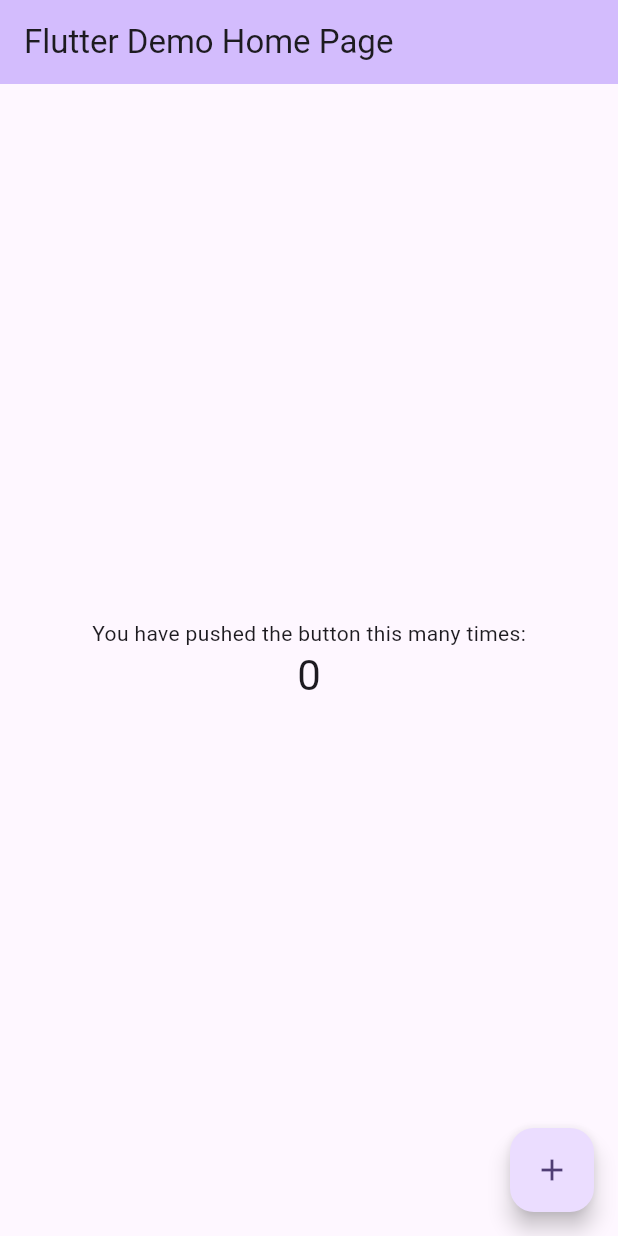
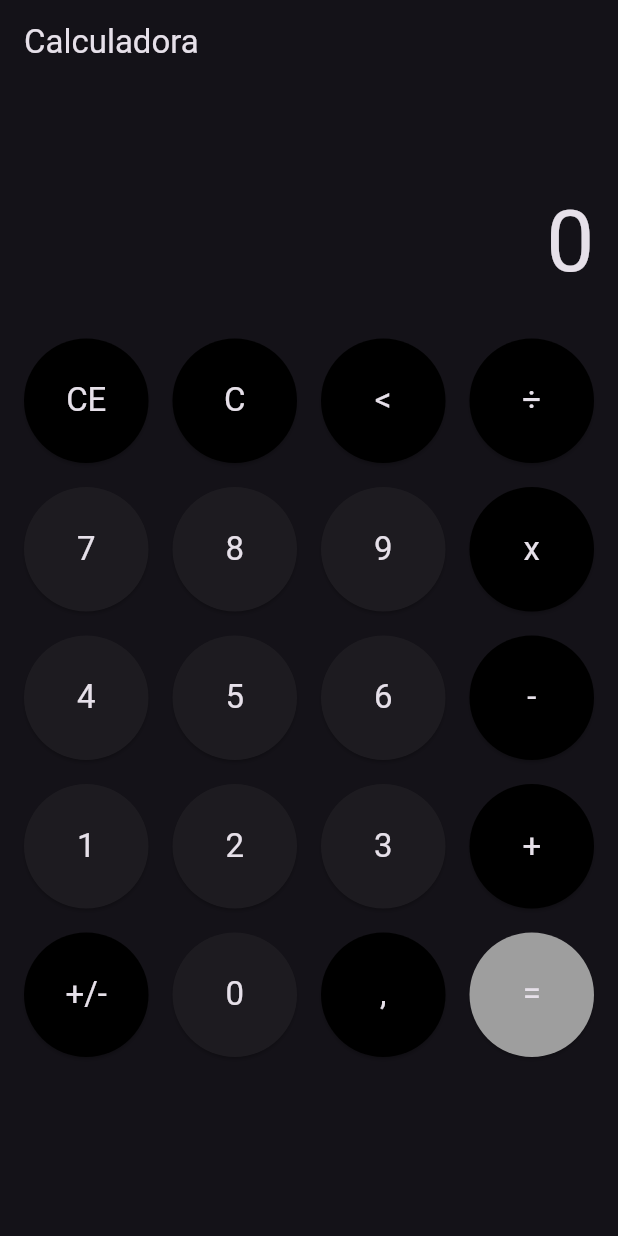
Before and after one commit to gustavofagundespaixao/calculadora, a Flutter app: the screen it shows after launch, on a phone screen of 412 x 824 dp. Run offline on Flutter 3.47's test engine with Material 2 defaults, Android fonts, the phone set to English and light mode, and no system bars; missing offline and left inert: function_tree.

Commit message:
First commit

```diff
--- /dev/null
+++ b/lib/events/calculator_event.dart
@@ -0,0 +1,25 @@
+abstract class CalculatorEvent {
+  final String value;
+
+  CalculatorEvent(this.value);
+}
+
+class CommonEvent extends CalculatorEvent {
+  CommonEvent(super.value);
+}
+
+class ClearEvent extends CalculatorEvent {
+  ClearEvent(super.value);
+}
+
+class ClearEntryEvent extends CalculatorEvent {
+  ClearEntryEvent(super.value);
+}
+
+class EqualsEvent extends CalculatorEvent {
+  EqualsEvent(super.value);
+}
+
+class RemoveEvent extends CalculatorEvent {
+  RemoveEvent(super.value);
+}
--- a/lib/main.dart
+++ b/lib/main.dart
@@ -1,3 +1,4 @@
+import 'package:calculadora/views/home_page.dart';
 import 'package:flutter/material.dart';
 
 void main() {
@@ -7,119 +8,16 @@ void main() {
 class MyApp extends StatelessWidget {
   const MyApp({super.key});
 
-  // This widget is the root of your application.
   @override
   Widget build(BuildContext context) {
     return MaterialApp(
-      title: 'Flutter Demo',
+      debugShowCheckedModeBanner: false,
+      title: 'Calculadora',
       theme: ThemeData(
-        // This is the theme of your application.
-        //
-        // TRY THIS: Try running your application with "flutter run". You'll see
-        // the application has a blue toolbar. Then, without quitting the app,
-        // try changing the seedColor in the colorScheme below to Colors.green
-        // and then invoke "hot reload" (save your changes or press the "hot
-        // reload" button in a Flutter-supported IDE, or press "r" if you used
-        // the command line to start the app).
-        //
-        // Notice that the counter didn't reset back to zero; the application
-        // state is not lost during the reload. To reset the state, use hot
-        // restart instead.
-        //
-        // This works for code too, not just values: Most code changes can be
-        // tested with just a hot reload.
-        colorScheme: ColorScheme.fromSeed(seedColor: Colors.deepPurple),
+        brightness: Brightness.dark,
         useMaterial3: true,
       ),
-      home: const MyHomePage(title: 'Flutter Demo Home Page'),
+      home: const HomePage(),
     );
   }
 }
-
-class MyHomePage extends StatefulWidget {
-  const MyHomePage({super.key, required this.title});
-
-  // This widget is the home page of your application. It is stateful, meaning
-  // that it has a State object (defined below) that contains fields that affect
-  // how it looks.
-
-  // This class is the configuration for the state. It holds the values (in this
-  // case the title) provided by the parent (in this case the App widget) and
-  // used by the build method of the State. Fields in a Widget subclass are
-  // always marked "final".
-
-  final String title;
-
-  @override
-  State<MyHomePage> createState() => _MyHomePageState();
-}
-
-class _MyHomePageState extends State<MyHomePage> {
-  int _counter = 0;
-
-  void _incrementCounter() {
-    setState(() {
-      // This call to setState tells the Flutter framework that something has
-      // changed in this State, which causes it to rerun the build method below
-      // so that the display can reflect the updated values. If we changed
-      // _counter without calling setState(), then the build method would not be
-      // called again, and so nothing would appear to happen.
-      _counter++;
-    });
-  }
-
-  @override
-  Widget build(BuildContext context) {
-    // This method is rerun every time setState is called, for instance as done
-    // by the _incrementCounter method above.
-    //
-    // The Flutter framework has been optimized to make rerunning build methods
-    // fast, so that you can just rebuild anything that needs updating rather
-    // than having to individually change instances of widgets.
-    return Scaffold(
-      appBar: AppBar(
-        // TRY THIS: Try changing the color here to a specific color (to
-        // Colors.amber, perhaps?) and trigger a hot reload to see the AppBar
-        // change color while the other colors stay the same.
-        backgroundColor: Theme.of(context).colorScheme.inversePrimary,
-        // Here we take the value from the MyHomePage object that was created by
-        // the App.build method, and use it to set our appbar title.
-        title: Text(widget.title),
-      ),
-      body: Center(
-        // Center is a layout widget. It takes a single child and positions it
-        // in the middle of the parent.
-        child: Column(
-          // Column is also a layout widget. It takes a list of children and
-          // arranges them vertically. By default, it sizes itself to fit its
-          // children horizontally, and tries to be as tall as its parent.
-          //
-          // Column has various properties to control how it sizes itself and
-          // how it positions its children. Here we use mainAxisAlignment to
-          // center the children vertically; the main axis here is the vertical
-          // axis because Columns are vertical (the cross axis would be
-          // horizontal).
-          //
-          // TRY THIS: Invoke "debug painting" (choose the "Toggle Debug Paint"
-          // action in the IDE, or press "p" in the console), to see the
-          // wireframe for each widget.
-          mainAxisAlignment: MainAxisAlignment.center,
-          children: <Widget>[
-            const Text(
-              'You have pushed the button this many times:',
-            ),
-            Text(
-              '$_counter',
-              style: Theme.of(context).textTheme.headlineMedium,
-            ),
-          ],
-        ),
-      ),
-      floatingActionButton: FloatingActionButton(
-        onPressed: _incrementCounter,
-        tooltip: 'Increment',
-        child: const Icon(Icons.add),
-      ), // This trailing comma makes auto-formatting nicer for build methods.
-    );
-  }
-}
--- /dev/null
+++ b/lib/views/buttons_widget.dart
@@ -0,0 +1,178 @@
+import 'package:calculadora/controllers/app_controller.dart';
+import 'package:calculadora/events/calculator_event.dart';
+import 'package:flutter/material.dart';
+
+class ButtonsWidget extends StatelessWidget {
+  final AppController controller;
+  const ButtonsWidget({Key? key, required this.controller}) : super(key: key);
+
+  @override
+  Widget build(BuildContext context) {
+    return GridView.count(
+      primary: false,
+      crossAxisCount: 4,
+      padding: const EdgeInsets.all(16),
+      crossAxisSpacing: 16,
+      mainAxisSpacing: 16,
+      children: [
+        ButtonWidget(
+          onPressed: (value) {
+            controller.onButtonClick(ClearEntryEvent(value));
+          },
+          color: Theme.of(context).primaryColorDark,
+          value: 'CE',
+        ),
+        ButtonWidget(
+          onPressed: (String value) {
+            controller.onButtonClick(ClearEvent(value));
+          },
+          color: Theme.of(context).primaryColorDark,
+          value: 'C',
+        ),
+        ButtonWidget(
+          onPressed: (String value) {
+            controller.onButtonClick(RemoveEvent(value));
+          },
+          color: Theme.of(context).primaryColorDark,
+          value: '<',
+        ),
+        ButtonWidget(
+          onPressed: (String value) {
+            controller.onButtonClick(CommonEvent('/'));
+          },
+          color: Theme.of(context).primaryColorDark,
+          value: '÷',
+        ),
+        ButtonWidget(
+          onPressed: (String value) {
+            controller.onButtonClick(CommonEvent(value));
+          },
+          value: '7',
+        ),
+        ButtonWidget(
+          onPressed: (String value) {
+            controller.onButtonClick(CommonEvent(value));
+          },
+          value: '8',
+        ),
+        ButtonWidget(
+          onPressed: (String value) {
+            controller.onButtonClick(CommonEvent(value));
+          },
+          value: '9',
+        ),
+        ButtonWidget(
+          onPressed: (String value) {
+            controller.onButtonClick(CommonEvent(value));
+          },
+          color: Theme.of(context).primaryColorDark,
+          value: 'x',
+        ),
+        ButtonWidget(
+          value: '4',
+          onPressed: (String value) {
+            controller.onButtonClick(CommonEvent(value));
+          },
+        ),
+        ButtonWidget(
+          onPressed: (String value) {
+            controller.onButtonClick(CommonEvent(value));
+          },
+          value: '5',
+        ),
+        ButtonWidget(
+          onPressed: (String value) {
+            controller.onButtonClick(CommonEvent(value));
+          },
+          value: '6',
+        ),
+        ButtonWidget(
+          onPressed: (String value) {
+            controller.onButtonClick(CommonEvent(value));
+          },
+          color: Theme.of(context).primaryColorDark,
+          value: '-',
+        ),
+        ButtonWidget(
+          onPressed: (String value) {
+            controller.onButtonClick(CommonEvent(value));
+          },
+          value: '1',
+        ),
+        ButtonWidget(
+          onPressed: (String value) {
+            controller.onButtonClick(CommonEvent(value));
+          },
+          value: '2',
+        ),
+        ButtonWidget(
+          onPressed: (String value) {
+            controller.onButtonClick(CommonEvent(value));
+          },
+          value: '3',
+        ),
+        ButtonWidget(
+          onPressed: (String value) {
+            controller.onButtonClick(CommonEvent(value));
+          },
+          color: Theme.of(context).primaryColorDark,
+          value: '+',
+        ),
+        ButtonWidget(
+          onPressed: (String value) {
+            controller.onButtonClick(CommonEvent('-'));
+          },
+          color: Theme.of(context).primaryColorDark,
+          value: '+/-',
+        ),
+        ButtonWidget(
+          onPressed: (String value) {
+            controller.onButtonClick(CommonEvent(value));
+          },
+          value: '0',
+        ),
+        ButtonWidget(
+          onPressed: (String value) {
+            controller.onButtonClick(CommonEvent('.'));
+          },
+          color: Theme.of(context).primaryColorDark,
+          value: ',',
+        ),
+        ButtonWidget(
+          onPressed: (String value) {
+            controller.onButtonClick(EqualsEvent(value));
+          },
+          color: Theme.of(context).primaryColorLight,
+          value: '=',
+        ),
+      ],
+    );
+  }
+}
+
+class ButtonWidget extends StatelessWidget {
+  final Color? color;
+  final void Function(String value) onPressed;
+  final String value;
+
+  const ButtonWidget({
+    super.key,
+    this.color,
+    required this.onPressed,
+    required this.value,
+  });
+
+  @override
+  Widget build(BuildContext context) {
+    return ElevatedButton(
+      onPressed: () {
+        onPressed(value);
+      },
+      style: ElevatedButton.styleFrom(backgroundColor: color),
+      child: Text(
+        value,
+        style: Theme.of(context).textTheme.titleLarge,
+      ),
+    );
+  }
+}
--- /dev/null
+++ b/lib/views/display_widget.dart
@@ -0,0 +1,21 @@
+import 'package:calculadora/controllers/app_controller.dart';
+import 'package:flutter/material.dart';
+
+class DisplayWidget extends StatelessWidget {
+  final AppController controller;
+  const DisplayWidget({Key? key, required this.controller}) : super(key: key);
+
+  @override
+  Widget build(BuildContext context) {
+    return Align(
+      alignment: Alignment.bottomRight,
+      child: Padding(
+        padding: const EdgeInsets.all(16),
+        child: Text(
+          controller.value,
+          style: Theme.of(context).textTheme.displayLarge,
+        ),
+      ),
+    );
+  }
+}
--- /dev/null
+++ b/lib/views/home_page.dart
@@ -0,0 +1,53 @@
+import 'package:calculadora/controllers/app_controller.dart';
+import 'package:calculadora/views/buttons_widget.dart';
+import 'package:calculadora/views/display_widget.dart';
+import 'package:flutter/material.dart';
+
+class HomePage extends StatefulWidget {
+  const HomePage({Key? key}) : super(key: key);
+
+  @override
+  State<HomePage> createState() => _HomePageState();
+}
+
+class _HomePageState extends State<HomePage> {
+  final controller = AppController();
+
+  @override
+  void initState() {
+    super.initState();
+    controller.addListener(_listener);
+  }
+
+  @override
+  void dispose() {
+    super.dispose();
+    controller.removeListener(_listener);
+    controller.dispose();
+  }
+
+  void _listener() {
+    setState(() {});
+  }
+
+  @override
+  Widget build(BuildContext context) {
+    return Scaffold(
+      appBar: AppBar(
+        title: const Text('Calculadora'),
+      ),
+      body: Column(
+        children: [
+          Expanded(
+            flex: 1,
+            child: DisplayWidget(controller: controller),
+          ),
+          Expanded(
+            flex: 4,
+            child: ButtonsWidget(controller: controller),
+          ),
+        ],
+      ),
+    );
+  }
+}
--- a/pubspec.yaml
+++ b/pubspec.yaml
@@ -35,6 +35,7 @@ dependencies:
   # The following adds the Cupertino Icons font to your application.
   # Use with the CupertinoIcons class for iOS style icons.
   cupertino_icons: ^1.0.2
+  function_tree: ^0.9.0
 
 dev_dependencies:
   flutter_test:
```
Also changed, not shown: lib/controllers/app_controller.dart (added, +49 -0 lines).
